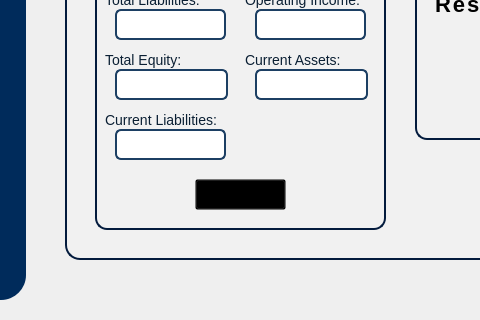
JayDrop00/Paldo, file Final.ui: the form before one commit; both pictures show x 145 to 625 and y 311 to 631 of the 941 by 631 pixel window.
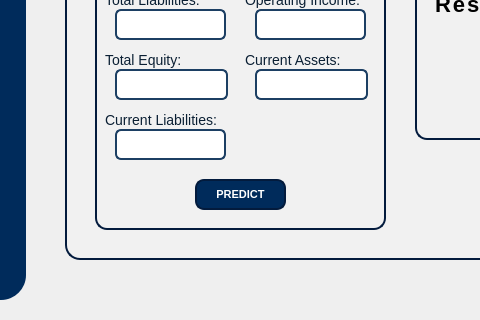
The form after the commit. The open tabs and pages were chosen to show the change. Icons and pictures are not drawn.

Commit message: Final najud ni

```diff
--- a/Final.ui
+++ b/Final.ui
@@ -1457,7 +1457,7 @@
           <cursorShape>PointingHandCursor</cursorShape>
          </property>
          <property name="styleSheet">
-          <string notr="true">#donebutton {
+          <string notr="true">#predictButton {
     background-color: #002B5B;    /* Very light cyan tint */
     border: 2px solid #031b3d;                  /* Deep navy border */
     border-radius: 9px;
```
Left out of the diff: 2 changed lines with no effect on the pictures. The commit also changes 2 other files.
